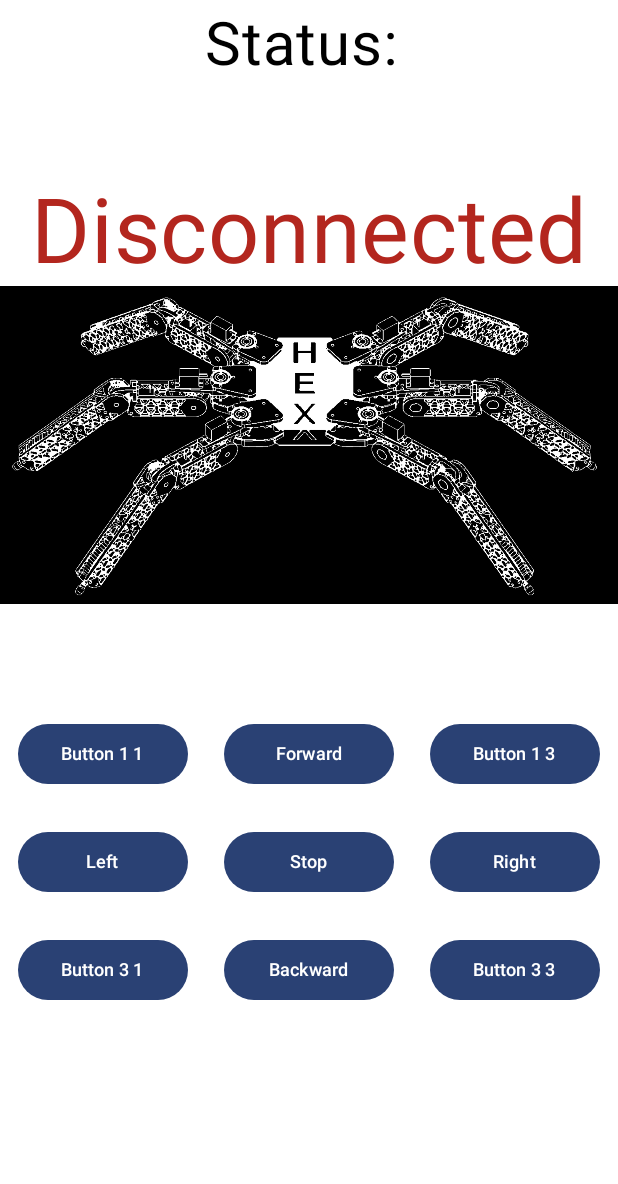
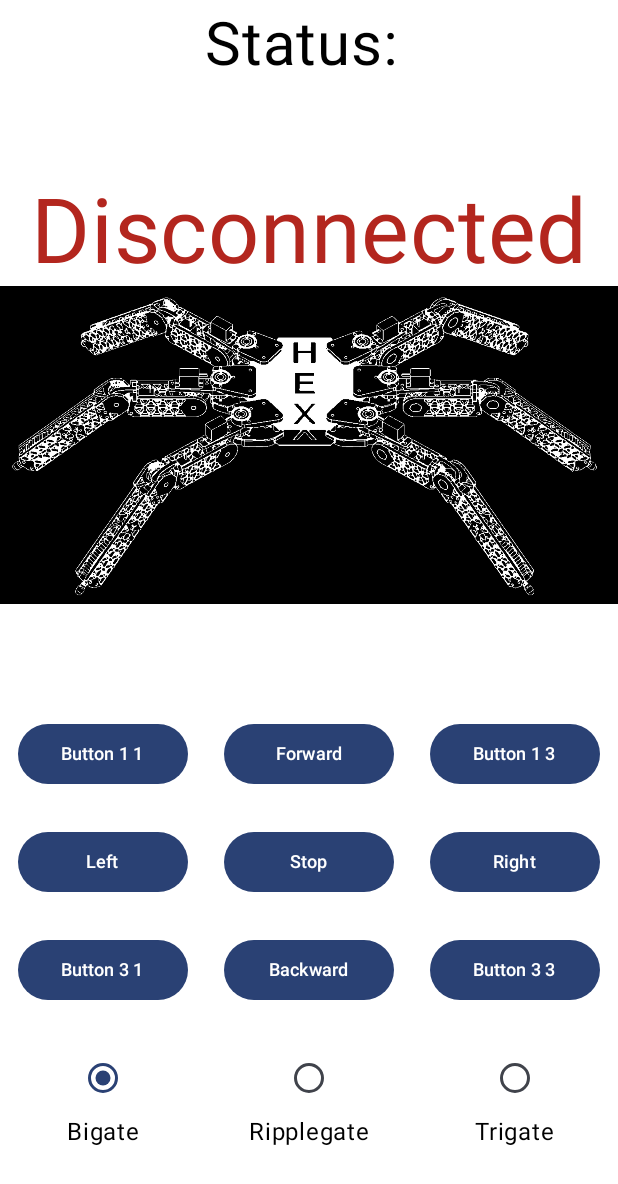
Before and after one commit to Siedmiu/Hexapod-Android-Application, an Android app built with Jetpack Compose: the @Preview function MainScreenPreview, on a phone screen of 412 x 824 dp. Shown: the top 1184 px of the screen. Run offline under Robolectric (Android 15) with nearby library versions, the phone set to English and light mode, and no system bars.

Commit message:
Radio buttons allowing selection of gate type

```diff
--- a/app/src/main/java/com/example/hexapod/ui/MainScreen.kt
+++ b/app/src/main/java/com/example/hexapod/ui/MainScreen.kt
@@ -9,8 +9,10 @@
 import androidx.compose.foundation.layout.Spacer
 import androidx.compose.foundation.layout.height
 import androidx.compose.foundation.layout.padding
+import androidx.compose.foundation.selection.selectableGroup
 import androidx.compose.material3.Button
 import androidx.compose.material3.MaterialTheme
+import androidx.compose.material3.RadioButton
 import androidx.compose.material3.Text
 import androidx.compose.runtime.Composable
 import androidx.compose.runtime.DisposableEffect
@@ -28,6 +30,7 @@
 import androidx.compose.ui.unit.sp
 import com.example.hexapod.R
 import com.example.hexapod.WebSocketHandler
+import com.example.hexapod.data.GlobalData
 import com.example.hexapod.ui.theme.FirstTheme
 import java.util.Timer
 import java.util.TimerTask
@@ -37,6 +40,9 @@
     var isConnected by remember { mutableStateOf(WebSocketHandler.isConnected()) }
 
     val timer = remember { Timer() }
+
+    val radioOptions = listOf("Bigate", "Ripplegate", "Trigate")
+    val (selectedOption, onOptionSelected) = remember { mutableStateOf(radioOptions[0]) }
 
     DisposableEffect(Unit) {
         timer.schedule(object : TimerTask() {
@@ -82,7 +88,17 @@
 
         Row {
             Button(
-                onClick = { WebSocketHandler.sendMessage(" ") },
+                onClick = {
+                    if (selectedOption == "Bigate"){
+                        //TODO send appropriate signals for every gate
+                    }
+                    else if (selectedOption == "Ripplegate"){
+
+                    }
+                    else if (selectedOption == "Trigate"){
+                        GlobalData.sliderPosition[0] = 10f // example that ensures that it works
+                    }
+                    WebSocketHandler.sendMessage(" ") },
                 modifier = Modifier.padding(12.dp).weight(1f)
             ) {
                 Text(text = stringResource(R.string.button11), fontSize = 12.sp)
@@ -142,6 +158,28 @@
                 Text(text = stringResource(R.string.button33), fontSize = 12.sp)
             }
         }
+
+        Row(Modifier.selectableGroup()){
+            Column(
+                modifier = Modifier.padding(12.dp).weight(1f),
+                horizontalAlignment = Alignment.CenterHorizontally) {
+                RadioButton(selected = ("Bigate" == selectedOption) ,onClick = {onOptionSelected("Bigate")})
+                Text(text = "Bigate")
+            }
+            Column(
+                modifier = Modifier.padding(12.dp).weight(1f),
+                horizontalAlignment = Alignment.CenterHorizontally) {
+                RadioButton(selected = ("Ripplegate" == selectedOption) ,onClick = {onOptionSelected("Ripplegate")})
+                Text(text = "Ripplegate")
+            }
+            Column(
+                modifier = Modifier.padding(12.dp).weight(1f),
+                horizontalAlignment = Alignment.CenterHorizontally) {
+                RadioButton(selected = ("Trigate" == selectedOption) ,onClick = {onOptionSelected("Trigate")})
+                Text(text = "Trigate")
+            }
+
+        }
     }
 }
 
```
